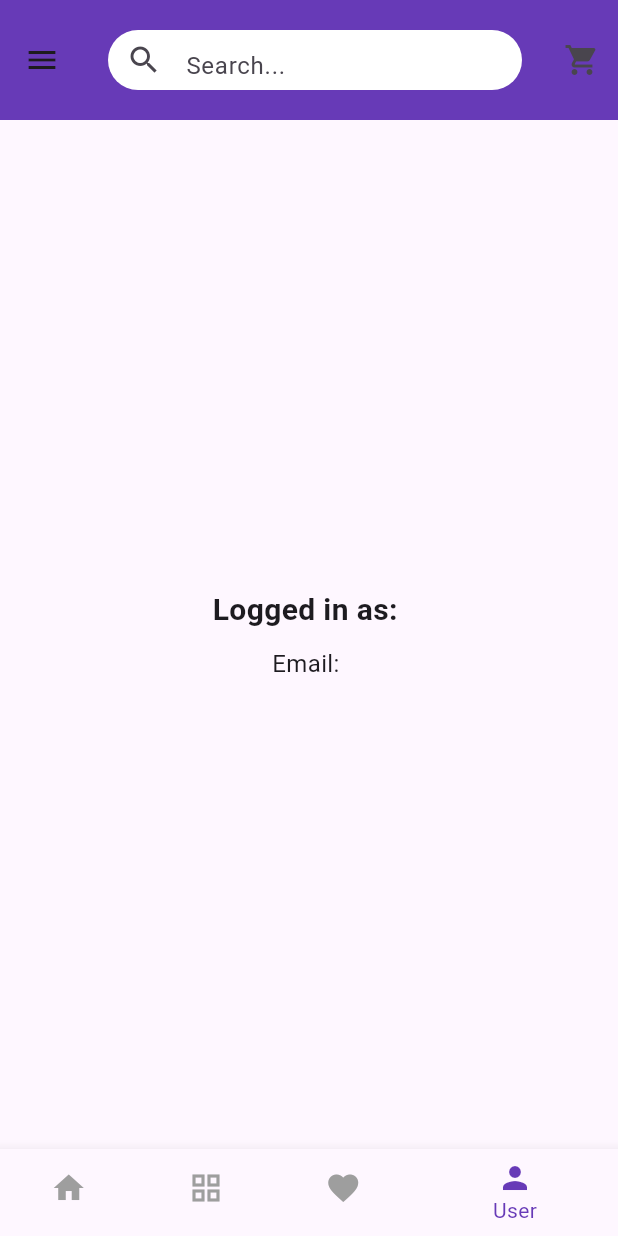
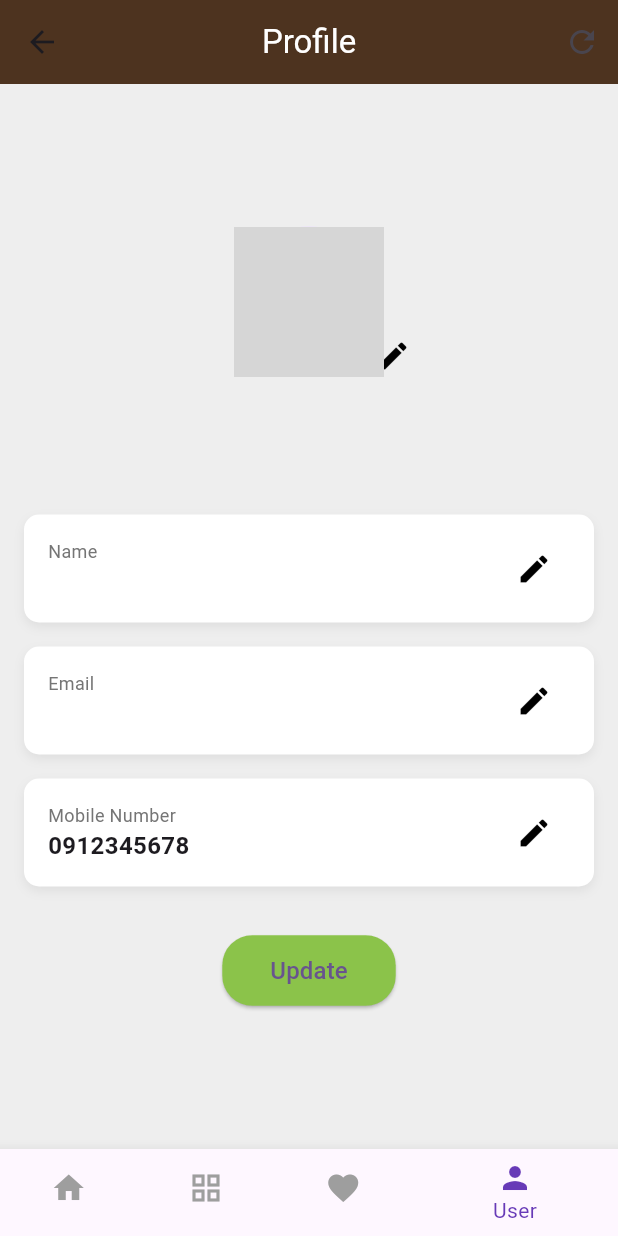
Before and after one commit to ivanlelis/itsa_v3, a Flutter app: the CustomerMainHome screen opened directly with empty values, item 4 of the bottom bar chosen, on a phone screen of 412 x 824 dp. Run offline on Flutter 3.47's test engine with Material 3 defaults, Android fonts, the phone set to English and light mode, and no system bars; our stand-ins replace cloud_firestore, firebase_auth, firebase_core, firebase_storage, image_picker; accounts and stored records are empty; network calls fail; project files that could hold a hidden picture were left out; grey boxes are pictures that could not be loaded.

Commit message:
add/edit user image done
add/edit user image done

```diff
--- a/itsa_food_app/lib/customer_pages/checkout.dart
+++ b/itsa_food_app/lib/customer_pages/checkout.dart
@@ -605,12 +605,12 @@ class _CheckoutState extends State<Checkout>
                     ),
                     child: Row(
                       mainAxisAlignment: MainAxisAlignment.spaceBetween,
-                      children: [
-                        const Text(
+                      children: const [
+                        Text(
                           'Ready to pick up in 15-25 mins',
                           style: TextStyle(fontSize: 16),
                         ),
-                        const Icon(Icons.store),
+                        Icon(Icons.store),
                       ],
                     ),
                   ),
--- a/itsa_food_app/lib/customer_pages/confirm_payment.dart
+++ b/itsa_food_app/lib/customer_pages/confirm_payment.dart
@@ -3,6 +3,8 @@ import 'package:flutter/material.dart';
 import 'package:image_picker/image_picker.dart';
 
 class ConfirmPayment extends StatefulWidget {
+  const ConfirmPayment({super.key});
+
   @override
   _ConfirmPaymentState createState() => _ConfirmPaymentState();
 }
--- /dev/null
+++ b/itsa_food_app/lib/customer_pages/profile.dart
@@ -0,0 +1,286 @@
+import 'package:flutter/material.dart';
+import 'package:image_picker/image_picker.dart';
+import 'dart:io';
+import 'package:itsa_food_app/main_home/customer_home.dart';
+import 'package:itsa_food_app/customer_pages/menu.dart';
+import 'package:itsa_food_app/widgets/customer_navbar.dart';
+import 'package:firebase_storage/firebase_storage.dart';
+import 'package:cloud_firestore/cloud_firestore.dart';
+import 'package:itsa_food_app/user_provider/user_provider.dart';
+import 'package:provider/provider.dart';
+
+class ProfileView extends StatefulWidget {
+  final String userName;
+  final String email;
+  final String imageUrl;
+
+  const ProfileView({
+    super.key,
+    required this.userName,
+    required this.email,
+    required this.imageUrl,
+  });
+
+  @override
+  _ProfileViewState createState() => _ProfileViewState();
+}
+
+class _ProfileViewState extends State<ProfileView> {
+  int _selectedIndex = 3; // Set the default to Profile (index 3)
+  File? _pickedImage;
+
+  @override
+  void initState() {
+    super.initState();
+    // Fetch user data when the ProfileView is initialized
+    _fetchUserData(context);
+  }
+
+  void _onItemTapped(int index) {
+    setState(() {
+      _selectedIndex = index;
+    });
+
+    switch (index) {
+      case 0: // Home
+        Navigator.pushReplacement(
+          context,
+          PageRouteBuilder(
+            pageBuilder: (context, animation, secondaryAnimation) =>
+                CustomerMainHome(
+              userName: widget.userName,
+              email: widget.email,
+              imageUrl: widget.imageUrl,
+            ),
+            transitionDuration: Duration.zero,
+            reverseTransitionDuration: Duration.zero,
+          ),
+        );
+        break;
+      case 1: // Menu
+        Navigator.pushReplacement(
+          context,
+          PageRouteBuilder(
+            pageBuilder: (context, animation, secondaryAnimation) => Menu(
+              userName: widget.userName,
+              email: widget.email,
+              imageUrl: widget.imageUrl,
+            ),
+            transitionDuration: Duration.zero,
+            reverseTransitionDuration: Duration.zero,
+          ),
+        );
+        break;
+      case 2: // Favorites
+        // Navigate to the Favorites screen (replace with your actual screen)
+        break;
+    }
+  }
+
+  Future<void> _pickImage() async {
+    final picker = ImagePicker();
+    final pickedFile = await picker.pickImage(source: ImageSource.gallery);
+
+    if (pickedFile != null) {
+      setState(() {
+        _pickedImage = File(pickedFile.path);
+      });
+    }
+  }
+
+  Future<void> _uploadImageAndSaveUrl(BuildContext context) async {
+    if (_pickedImage == null) return;
+
+    try {
+      // Access the UserProvider to get the current user
+      final userProvider = Provider.of<UserProvider>(context, listen: false);
+      final currentUser = userProvider.currentUser;
+
+      // Check if the current user is available
+      if (currentUser == null) return;
+
+      // Upload image to Firebase Storage directly under 'user_image'
+      final storageRef = FirebaseStorage.instance.ref(
+          'user_image/${currentUser.userName}.jpg'); // Directly reference the file path
+
+      await storageRef.putFile(_pickedImage!);
+
+      // Get the download URL
+      final imageUrl = await storageRef.getDownloadURL();
+
+      // Update the Firestore document with the image URL
+      await FirebaseFirestore.instance
+          .collection('customer')
+          .doc(currentUser.userName) // Use userName as the document ID
+          .update({'imageUrl': imageUrl}).then((_) {
+        ScaffoldMessenger.of(context).showSnackBar(
+          SnackBar(content: Text('Profile image updated successfully!')),
+        );
+      }).catchError((error) {
+        print('Failed to update document: $error');
+        ScaffoldMessenger.of(context).showSnackBar(
+          SnackBar(content: Text('Failed to update profile image.')),
+        );
+      });
+    } catch (e) {
+      print('Failed to upload image and save URL: $e');
+      ScaffoldMessenger.of(context).showSnackBar(
+        SnackBar(content: Text('Failed to update profile image.')),
+      );
+    }
+  }
+
+  Future<void> _fetchUserData(BuildContext context) async {
+    final userProvider = Provider.of<UserProvider>(context, listen: false);
+    await userProvider.fetchCurrentUser(); // Fetch the current user data
+
+    setState(() {});
+  }
+
+  @override
+  Widget build(BuildContext context) {
+    final userProvider = Provider.of<UserProvider>(context);
+    final currentUser = userProvider.currentUser;
+
+    return Scaffold(
+      backgroundColor: Colors.grey[200],
+      appBar: AppBar(
+        backgroundColor: Color(0xFF4D331F), // Brown color
+        title: Text(
+          'Profile',
+          style: TextStyle(color: Colors.white),
+        ),
+        centerTitle: true,
+        elevation: 0,
+        actions: [
+          IconButton(
+            icon: Icon(Icons.refresh),
+            onPressed: () => _fetchUserData(context), // Refresh data on press
+          ),
+        ],
+      ),
+      body: Center(
+        child: Padding(
+          padding: const EdgeInsets.all(16.0),
+          child: Column(
+            mainAxisAlignment: MainAxisAlignment.center,
+            children: [
+              Stack(
+                clipBehavior: Clip.none,
+                alignment: Alignment.bottomRight,
+                children: [
+                  CircleAvatar(
+                    radius: 50,
+                    backgroundImage: _pickedImage != null
+                        ? FileImage(_pickedImage!)
+                        : NetworkImage(currentUser?.imageUrl ?? widget.imageUrl)
+                            as ImageProvider,
+                  ),
+                  Positioned(
+                    bottom:
+                        -10, // Adjusted to place the icon outside the circle
+                    right: -30, // Adjusted to place the icon outside the circle
+                    child: IconButton(
+                      icon: Icon(Icons.edit, color: Colors.black),
+                      onPressed: _pickImage,
+                    ),
+                  ),
+                ],
+              ),
+
+              SizedBox(height: 8),
+              Text(
+                widget.userName,
+                style: TextStyle(fontSize: 20, fontWeight: FontWeight.bold),
+              ),
+              Text(
+                widget.email,
+                style: TextStyle(fontSize: 16, color: Colors.grey[600]),
+              ),
+              SizedBox(height: 24),
+              _buildEditableField('Name', widget.userName, context),
+              _buildEditableField('Email', widget.email, context),
+              _buildEditableField('Mobile Number', '0912345678',
+                  context), // Replace with actual mobile number if available
+              SizedBox(height: 24),
+              ElevatedButton(
+                onPressed: () async {
+                  await _uploadImageAndSaveUrl(
+                      context); // Call the upload method
+                },
+                style: ElevatedButton.styleFrom(
+                  backgroundColor: Colors.lightGreen, // Light green color
+                  shape: RoundedRectangleBorder(
+                    borderRadius: BorderRadius.circular(20),
+                  ),
+                  padding: EdgeInsets.symmetric(horizontal: 32, vertical: 12),
+                ),
+                child: Text(
+                  'Update',
+                  style: TextStyle(fontSize: 16),
+                ),
+              ),
+            ],
+          ),
+        ),
+      ),
+      bottomNavigationBar: BottomNavBar(
+        currentIndex: _selectedIndex,
+        onTap: _onItemTapped,
+      ),
+    );
+  }
+
+  Widget _buildEditableField(String label, String value, BuildContext context) {
+    return Padding(
+      padding: const EdgeInsets.symmetric(vertical: 8.0),
+      child: Container(
+        decoration: BoxDecoration(
+          color: Colors.white,
+          borderRadius: BorderRadius.circular(10),
+          boxShadow: [
+            BoxShadow(
+              color: Colors.grey.withOpacity(0.2),
+              blurRadius: 5,
+              offset: Offset(0, 3),
+            ),
+          ],
+        ),
+        child: Padding(
+          padding: const EdgeInsets.symmetric(horizontal: 16, vertical: 12),
+          child: Row(
+            children: [
+              Expanded(
+                child: Column(
+                  crossAxisAlignment: CrossAxisAlignment.start,
+                  children: [
+                    Text(
+                      label,
+                      style: TextStyle(
+                        fontSize: 12,
+                        color: Colors.grey[600],
+                      ),
+                    ),
+                    Text(
+                      value,
+                      style: TextStyle(
+                        fontSize: 16,
+                        fontWeight: FontWeight.bold,
+                      ),
+                    ),
+                  ],
+                ),
+              ),
+              IconButton(
+                icon: Icon(Icons.edit, color: Colors.black),
+                onPressed: () {
+                  // Handle edit action
+                },
+              ),
+            ],
+          ),
+        ),
+      ),
+    );
+  }
+}
--- a/itsa_food_app/lib/user_model/user_model.dart
+++ b/itsa_food_app/lib/user_model/user_model.dart
@@ -3,10 +3,12 @@ class UserModel {
   final String userName;
   final String emailAddress;
   final String email;
+  final String imageUrl;
 
   UserModel({
     required this.userName,
     required this.emailAddress,
     required this.email,
+    required this.imageUrl,
   });
 }
--- a/itsa_food_app/lib/user_provider/user_provider.dart
+++ b/itsa_food_app/lib/user_provider/user_provider.dart
@@ -26,6 +26,7 @@ class UserProvider with ChangeNotifier {
           userName: data['userName'] ?? '',
           emailAddress: data['emailAddress'] ?? '',
           email: user.email ?? '',
+          imageUrl: data['imageUrl'] ?? '',
         );
         _adminEmail = data['email']; // Set admin email from the fetched data
         notifyListeners();
```
Also changed, not shown: itsa_food_app/lib/customer_pages/menu.dart (+24 -6 lines), itsa_food_app/lib/main_home/customer_home.dart (+23 -5 lines), itsa_food_app/lib/widgets/customer_sidebar.dart (+36 -5 lines).
